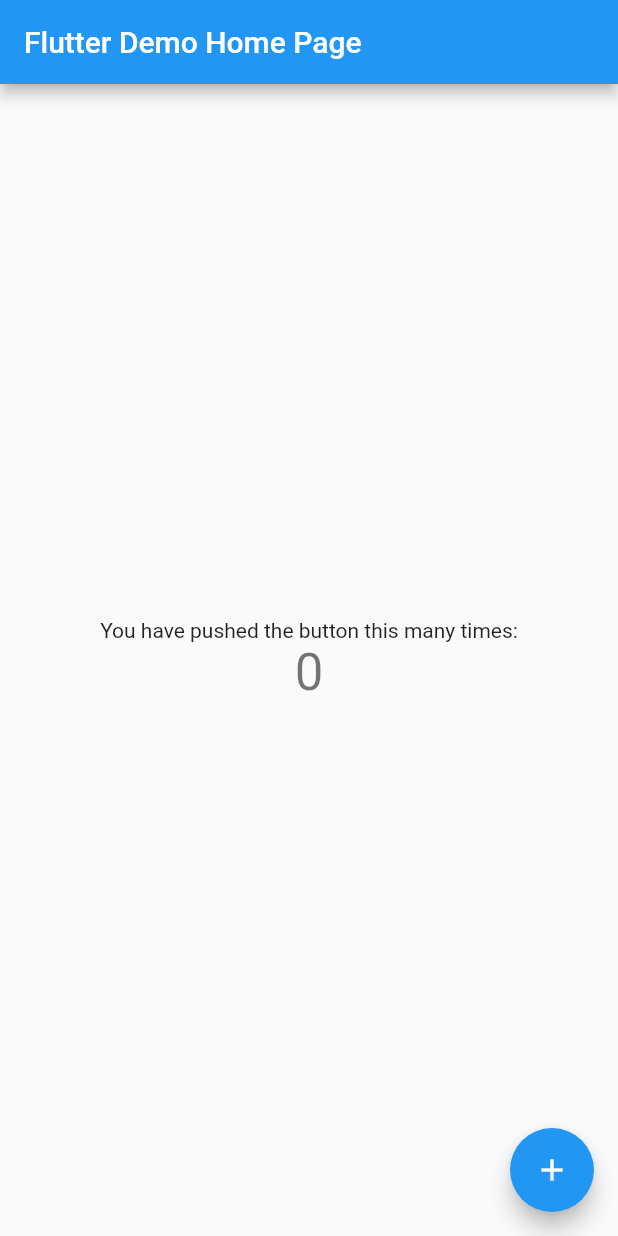
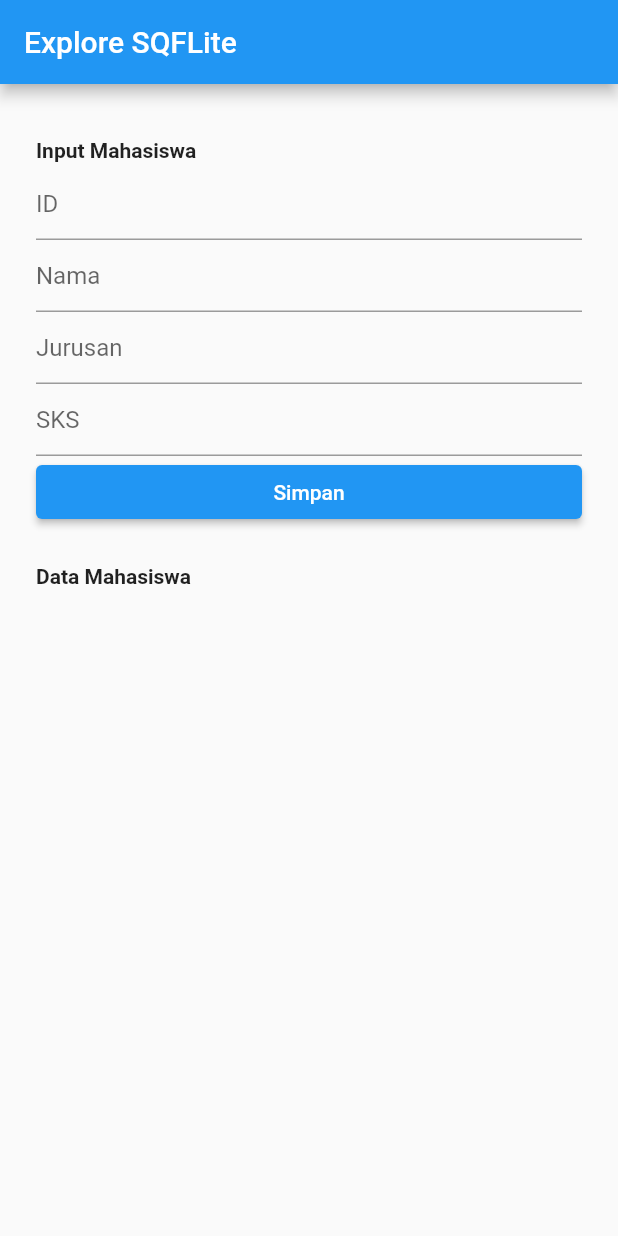
Before and after one commit to IkhwanSI13/explore_storage, a Flutter app: the screen it shows after launch, on a phone screen of 412 x 824 dp. Run offline on Flutter 3.47's test engine with Material 2 defaults, Android fonts, the phone set to English and light mode, and no system bars; our stand-ins replace go_router, sqflite; accounts and stored records are empty.

Commit message:
[add] SQFLite feature (add & get all function)

```diff
--- /dev/null
+++ b/lib/commons/const.dart
@@ -0,0 +1,6 @@
+class Constant {
+  static const studentId = 'id';
+  static const studentName = 'name';
+  static const studentDepartment = 'department';
+  static const studentSKS = 'sks';
+}
--- a/lib/main.dart
+++ b/lib/main.dart
@@ -1,8 +1,31 @@
 import 'package:flutter/material.dart';
+import 'package:go_router/go_router.dart';
+
+import 'screen/main_screen.dart';
 
 void main() {
   runApp(const MyApp());
 }
+
+/// The route configuration.
+final GoRouter _router = GoRouter(
+  routes: <RouteBase>[
+    GoRoute(
+      path: '/',
+      builder: (BuildContext context, GoRouterState state) {
+        return const MainScreen();
+      },
+      // routes: <RouteBase>[
+      //   GoRoute(
+      //     path: 'details',
+      //     builder: (BuildContext context, GoRouterState state) {
+      //       return const DetailsScreen();
+      //     },
+      //   ),
+      // ],
+    ),
+  ],
+);
 
 class MyApp extends StatelessWidget {
   const MyApp({super.key});
@@ -10,106 +33,12 @@ class MyApp extends StatelessWidget {
   // This widget is the root of your application.
   @override
   Widget build(BuildContext context) {
-    return MaterialApp(
-      title: 'Flutter Demo',
+    return MaterialApp.router(
+      title: 'Explore_Storage',
+      routerConfig: _router,
       theme: ThemeData(
-        // This is the theme of your application.
-        //
-        // Try running your application with "flutter run". You'll see the
-        // application has a blue toolbar. Then, without quitting the app, try
-        // changing the primarySwatch below to Colors.green and then invoke
-        // "hot reload" (press "r" in the console where you ran "flutter run",
-        // or simply save your changes to "hot reload" in a Flutter IDE).
-        // Notice that the counter didn't reset back to zero; the application
-        // is not restarted.
         primarySwatch: Colors.blue,
       ),
-      home: const MyHomePage(title: 'Flutter Demo Home Page'),
     );
   }
 }
-
-class MyHomePage extends StatefulWidget {
-  const MyHomePage({super.key, required this.title});
-
-  // This widget is the home page of your application. It is stateful, meaning
-  // that it has a State object (defined below) that contains fields that affect
-  // how it looks.
-
-  // This class is the configuration for the state. It holds the values (in this
-  // case the title) provided by the parent (in this case the App widget) and
-  // used by the build method of the State. Fields in a Widget subclass are
-  // always marked "final".
-
-  final String title;
-
-  @override
-  State<MyHomePage> createState() => _MyHomePageState();
-}
-
-class _MyHomePageState extends State<MyHomePage> {
-  int _counter = 0;
-
-  void _incrementCounter() {
-    setState(() {
-      // This call to setState tells the Flutter framework that something has
-      // changed in this State, which causes it to rerun the build method below
-      // so that the display can reflect the updated values. If we changed
-      // _counter without calling setState(), then the build method would not be
-      // called again, and so nothing would appear to happen.
-      _counter++;
-    });
-  }
-
-  @override
-  Widget build(BuildContext context) {
-    // This method is rerun every time setState is called, for instance as done
-    // by the _incrementCounter method above.
-    //
-    // The Flutter framework has been optimized to make rerunning build methods
-    // fast, so that you can just rebuild anything that needs updating rather
-    // than having to individually change instances of widgets.
-    return Scaffold(
-      appBar: AppBar(
-        // Here we take the value from the MyHomePage object that was created by
-        // the App.build method, and use it to set our appbar title.
-        title: Text(widget.title),
-      ),
-      body: Center(
-        // Center is a layout widget. It takes a single child and positions it
-        // in the middle of the parent.
-        child: Column(
-          // Column is also a layout widget. It takes a list of children and
-          // arranges them vertically. By default, it sizes itself to fit its
-          // children horizontally, and tries to be as tall as its parent.
-          //
-          // Invoke "debug painting" (press "p" in the console, choose the
-          // "Toggle Debug Paint" action from the Flutter Inspector in Android
-          // Studio, or the "Toggle Debug Paint" command in Visual Studio Code)
-          // to see the wireframe for each widget.
-          //
-          // Column has various properties to control how it sizes itself and
-          // how it positions its children. Here we use mainAxisAlignment to
-          // center the children vertically; the main axis here is the vertical
-          // axis because Columns are vertical (the cross axis would be
-          // horizontal).
-          mainAxisAlignment: MainAxisAlignment.center,
-          children: <Widget>[
-            const Text(
-              'You have pushed the button this many times:',
-            ),
-            Text(
-              '$_counter',
-              style: Theme.of(context).textTheme.headline4,
-            ),
-          ],
-        ),
-      ),
-      floatingActionButton: FloatingActionButton(
-        onPressed: _incrementCounter,
-        tooltip: 'Increment',
-        child: const Icon(Icons.add),
-      ), // This trailing comma makes auto-formatting nicer for build methods.
-    );
-  }
-}
--- /dev/null
+++ b/lib/models/student_model.dart
@@ -0,0 +1,35 @@
+import '../commons/const.dart';
+
+class StudentModel {
+  String id;
+  String name;
+  String department;
+  int sks;
+
+  StudentModel({
+    required this.id,
+    required this.name,
+    required this.department,
+    required this.sks,
+  });
+
+  // Convert  into a Map. The keys must correspond to the names of the
+  // columns in the database.
+  Map<String, dynamic> toMap() {
+    return {
+      Constant.studentId: id,
+      Constant.studentName: name,
+      Constant.studentDepartment: department,
+      Constant.studentSKS: sks,
+    };
+  }
+
+  // Implement toString to make it easier to see information about
+  // each student when using the print statement.
+  @override
+  String toString() {
+    return 'Student{${Constant.studentId}: $id, ${Constant.studentName}: $name, '
+        '${Constant.studentDepartment}: $department, '
+        '${Constant.studentSKS}: $sks}';
+  }
+}
--- /dev/null
+++ b/lib/screen/main_screen.dart
@@ -0,0 +1,157 @@
+import 'package:explore_storage/repository/local/sqflite.dart';
+import 'package:flutter/material.dart';
+
+import '../models/student_model.dart';
+
+class MainScreen extends StatefulWidget {
+  const MainScreen({super.key});
+
+  @override
+  State<MainScreen> createState() => _MainScreenState();
+}
+
+class _MainScreenState extends State<MainScreen> {
+  final keyFormStudent = GlobalKey<FormState>();
+
+  TextEditingController controllerId = TextEditingController();
+  TextEditingController controllerName = TextEditingController();
+  TextEditingController controllerDepartment = TextEditingController();
+  TextEditingController controllerSks = TextEditingController();
+
+  String id = "";
+  String name = "";
+  String department = "";
+  int sks = 0;
+
+  List<StudentModel> students = [];
+
+  @override
+  void initState() {
+    super.initState();
+
+    WidgetsBinding.instance.addPostFrameCallback((_) async {
+      students = await MySQFLite.instance.getStudents();
+      setState(() {});
+    });
+  }
+
+  @override
+  Widget build(BuildContext context) {
+    return Scaffold(
+      appBar: AppBar(
+        title: const Text("Explore SQFLite"),
+      ),
+      body: Column(
+        crossAxisAlignment: CrossAxisAlignment.stretch,
+        children: [
+          Container(
+            margin: const EdgeInsets.only(top: 36, left: 24, bottom: 4),
+            child: const Text(
+              "Input Mahasiswa",
+              style: TextStyle(
+                fontWeight: FontWeight.bold,
+              ),
+            ),
+          ),
+          Form(
+            key: keyFormStudent,
+            child: Container(
+              margin: const EdgeInsets.only(left: 24, right: 24),
+              child: Column(
+                children: [
+                  TextFormField(
+                    controller: controllerId,
+                    decoration: const InputDecoration(hintText: "ID"),
+                    validator: (value) => _onValidateText(value),
+                    keyboardType: TextInputType.number,
+                    onSaved: (value) => id = value.toString(),
+                  ),
+                  TextFormField(
+                    controller: controllerName,
+                    decoration: const InputDecoration(hintText: "Nama"),
+                    validator: (value) => _onValidateText(value),
+                    onSaved: (value) => name = value.toString(),
+                  ),
+                  TextFormField(
+                    controller: controllerDepartment,
+                    decoration: const InputDecoration(hintText: "Jurusan"),
+                    validator: (value) => _onValidateText(value),
+                    onSaved: (value) => department = value.toString(),
+                  ),
+                  TextFormField(
+                    controller: controllerSks,
+                    decoration: const InputDecoration(hintText: "SKS"),
+                    validator: (value) => _onValidateText(value),
+                    keyboardType: TextInputType.number,
+                    onSaved: (value) => sks = int.parse(value.toString()),
+                  ),
+                ],
+              ),
+            ),
+          ),
+          Container(
+            margin: const EdgeInsets.only(left: 24, right: 24),
+            child: ElevatedButton(
+              onPressed: _onSaveStudent,
+              child: const Text("Simpan"),
+            ),
+          ),
+          Container(
+            margin: const EdgeInsets.only(top: 24, left: 24, bottom: 4),
+            child: const Text("Data Mahasiswa",
+                style: TextStyle(fontWeight: FontWeight.bold)),
+          ),
+          Expanded(
+            child: ListView.builder(
+              itemCount: students.length,
+              padding: const EdgeInsets.fromLTRB(24, 0, 24, 8),
+              itemBuilder: (BuildContext context, int index) {
+                var value = students[index];
+                return Container(
+                  margin: const EdgeInsets.only(bottom: 12),
+                  child: Column(
+                    crossAxisAlignment: CrossAxisAlignment.stretch,
+                    mainAxisSize: MainAxisSize.min,
+                    children: [
+                      Text("Id: ${value.id}"),
+                      Text("Name: ${value.name}"),
+                      Text("Department: ${value.department}"),
+                      Text("SKS: ${value.sks}"),
+                    ],
+                  ),
+                );
+              },
+            ),
+          )
+        ],
+      ),
+    );
+  }
+
+  String? _onValidateText(String? value) {
+    if (value?.isEmpty ?? true) return 'Tidak boleh kosong';
+    return null;
+  }
+
+  _onSaveStudent() async {
+    FocusScope.of(context).requestFocus(FocusNode());
+
+    if (keyFormStudent.currentState?.validate() ?? false) {
+      keyFormStudent.currentState?.save();
+      controllerId.text = "";
+      controllerName.text = "";
+      controllerDepartment.text = "";
+      controllerSks.text = "";
+
+      await MySQFLite.instance.insertStudent(StudentModel(
+        id: id,
+        name: name,
+        department: department,
+        sks: sks,
+      ));
+
+      students = await MySQFLite.instance.getStudents();
+      setState(() {});
+    }
+  }
+}
```
Also changed, not shown: lib/repository/local/sqflite.dart (added, +137 -0 lines), pubspec.lock, 2 other files.
